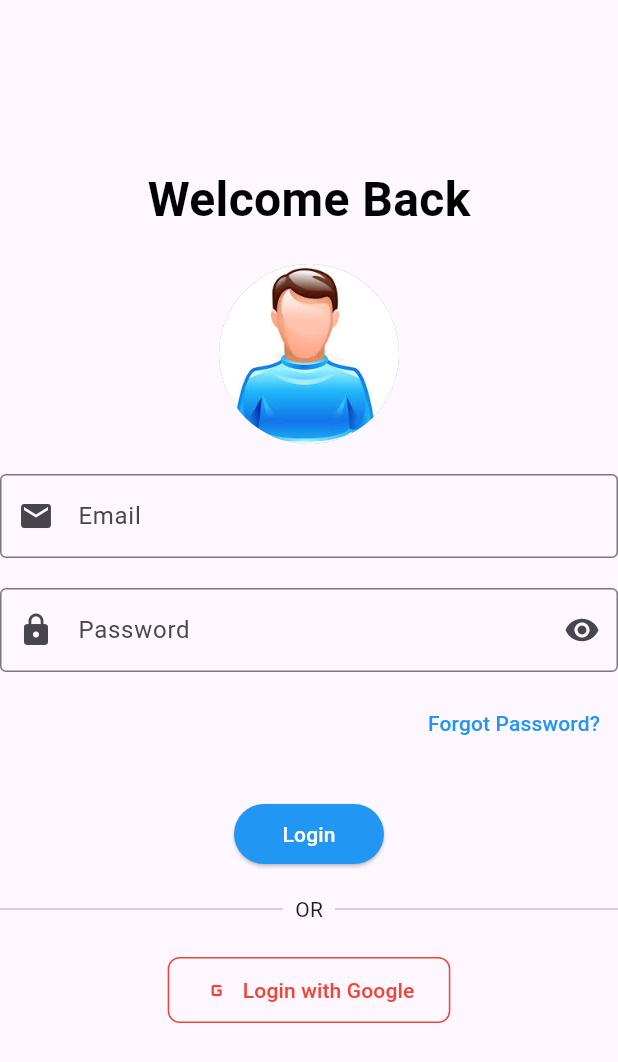
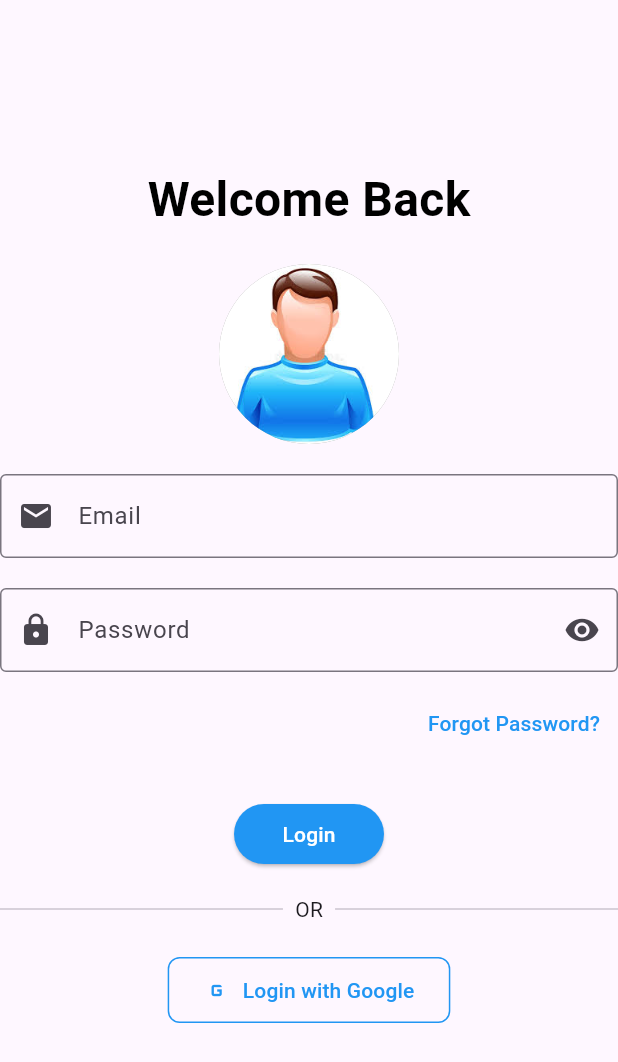
Before and after one commit to muhamadayeshaaulia/week6_splash_screen, a Flutter app: the MyLogin screen opened directly, on a phone screen of 412 x 824 dp. Shown: the top 1062 px of the screen. Run offline on Flutter 3.47's test engine with Material 3 defaults, Android fonts, the phone set to English and light mode, and no system bars.

Commit message:
merubah warna button google menjadi warna biru

```diff
--- a/lib/screen/login.dart
+++ b/lib/screen/login.dart
@@ -97,20 +97,19 @@ class MyLogin extends StatelessWidget {
           SizedBox(height: 20),
           OutlinedButton.icon(
             onPressed: () {},
-            icon: Icon(Icons.g_mobiledata, color: Colors.red),
+            icon: Icon(Icons.g_mobiledata, color: Colors.blue),
             label: Text(
               "Login with Google",
-              style: TextStyle(color: Colors.red),
+              style: TextStyle(color: Colors.blue),
             ),
             style: OutlinedButton.styleFrom(
-              side: BorderSide(color: Colors.red),
+              side: BorderSide(color: Colors.blue),
               shape: RoundedRectangleBorder(
                 borderRadius: BorderRadius.circular(8.0),
               ),
               padding: EdgeInsets.symmetric(vertical: 12.0, horizontal: 24.0),
             ),
           ),
-
           SizedBox(height: 30),
         ],
       ),
```
